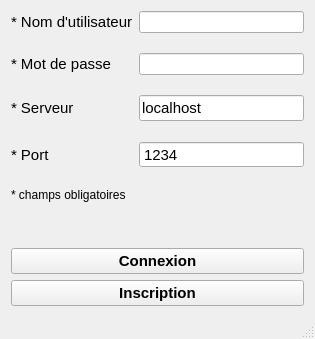
edri/ProjetChat2015, file User/viewUser.ui: the form before one commit.
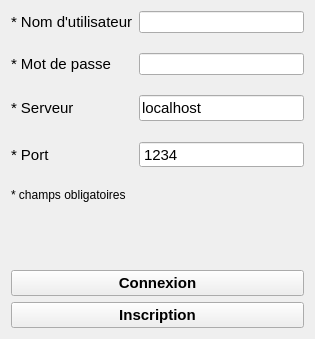
The form after the commit.

Commit message: Layout et mise en forme Fenetre d'inscription

What changed in the file:
```diff
--- a/User/viewUser.ui
+++ b/User/viewUser.ui
@@ -194,7 +194,6 @@
     </item>
    </layout>
   </widget>
-  <widget class="QStatusBar" name="statusBar"/>
   <widget class="QMenuBar" name="menuBar">
    <property name="geometry">
     <rect>
```
The commit also changes 3 other files.
